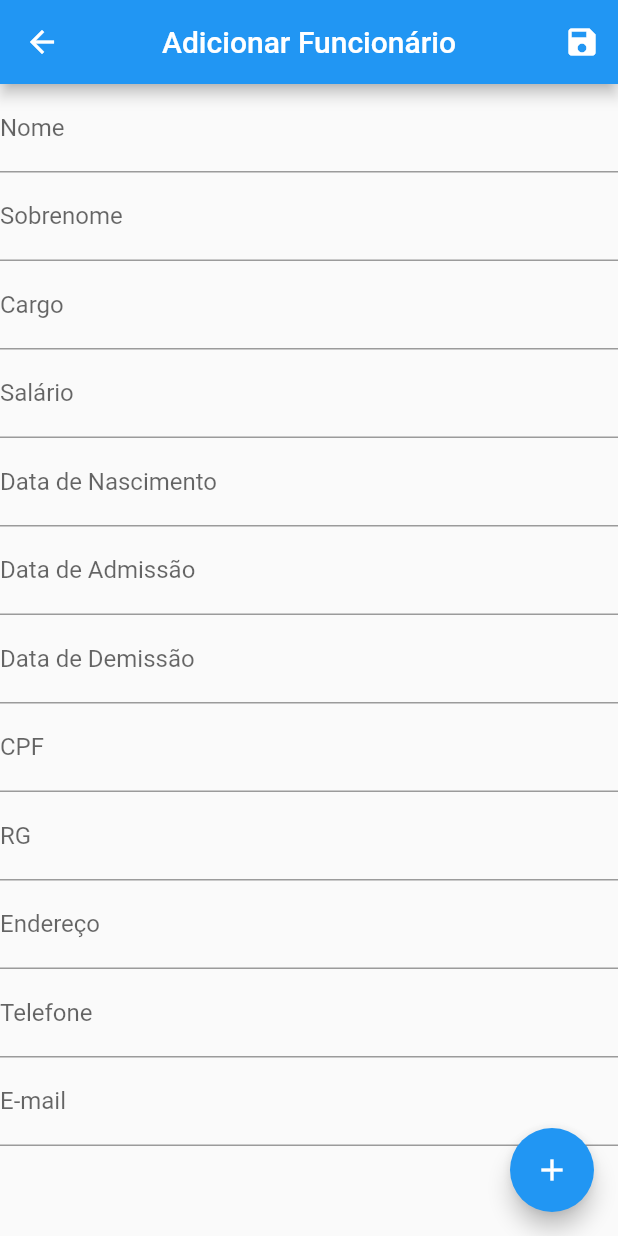
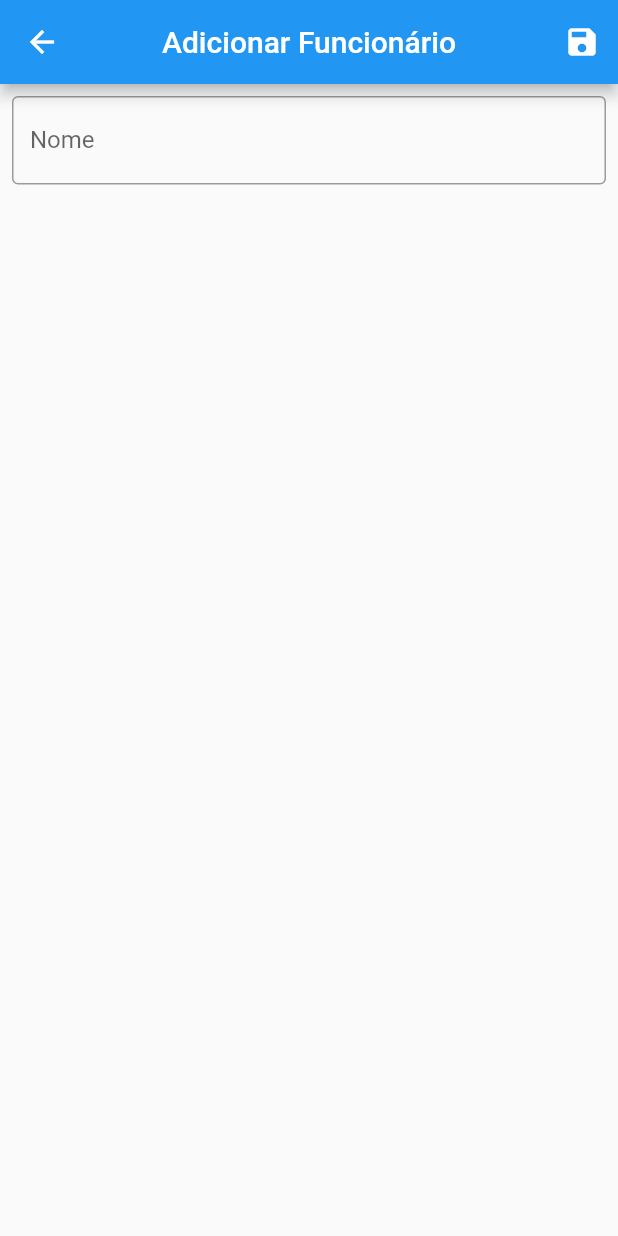
Before and after one commit to lucasbogo/employee_administration_book, a Flutter app: the AddEmployeeScreen screen opened by its route, on a phone screen of 412 x 824 dp. Run offline on Flutter 3.47's test engine with Material 2 defaults, Android fonts, the phone set to English and light mode, and no system bars.

Commit message:
custom text form field

```diff
--- a/lib/screens/add_employee_screen.dart
+++ b/lib/screens/add_employee_screen.dart
@@ -28,11 +28,31 @@ class _AddEmployeeScreenState extends State<AddEmployeeScreen> {
           ),
         ],
       ),
-      body: Column(children: [
-        TextFormField(
+      body: Padding(
+        padding: const EdgeInsets.all(8.0),
+        child: Column(children: [
+          CustomTextFormField(controller: _controller),
+        ]),
+      ),
+    );
+  }
+}
+
+class CustomTextFormField extends StatelessWidget {
+  const CustomTextFormField({
+    super.key,
+    required TextEditingController controller,
+  }) : _controller = controller;
+
+  final TextEditingController _controller;
+
+  @override
+  Widget build(BuildContext context) {
+    return TextFormField(
       controller: _controller,
       keyboardType: TextInputType.name,
       decoration: const InputDecoration(
+        border: OutlineInputBorder(),
         labelText: 'Nome',
         hintText: 'Digite o nome do funcionário',
       ),
@@ -41,100 +61,6 @@ class _AddEmployeeScreenState extends State<AddEmployeeScreen> {
           return 'Por favor, digite o nome do funcionário';
         }
       },
-        ),
-        TextFormField(
-          controller: _controller,
-          keyboardType: TextInputType.name,
-          decoration: const InputDecoration(
-            labelText: 'Sobrenome',
-            hintText: 'Digite o sobrenome do funcionário',
-          ),
-        ),
-        TextFormField(
-          controller: _controller,
-          keyboardType: TextInputType.name,
-          decoration: const InputDecoration(
-            labelText: 'Cargo',
-            hintText: 'Digite o cargo do funcionário',
-          ),
-        ),
-        TextFormField(
-          controller: _controller,
-          keyboardType: TextInputType.name,
-          decoration: const InputDecoration(
-            labelText: 'Salário',
-            hintText: 'Digite o salário do funcionário',
-          ),
-        ),
-        TextFormField(
-          controller: _controller,
-          keyboardType: TextInputType.name,
-          decoration: const InputDecoration(
-            labelText: 'Data de Nascimento',
-            hintText: 'Digite a data de nascimento do funcionário',
-          ),
-        ),
-        TextFormField(
-          controller: _controller,
-          keyboardType: TextInputType.name,
-          decoration: const InputDecoration(
-            labelText: 'Data de Admissão',
-            hintText: 'Digite a data de admissão do funcionário',
-          ),
-        ),
-        TextFormField(
-          controller: _controller,
-          keyboardType: TextInputType.name,
-          decoration: const InputDecoration(
-            labelText: 'Data de Demissão',
-            hintText: 'Digite a data de demissão do funcionário',
-          ),
-        ),
-        TextFormField(
-          controller: _controller,
-          keyboardType: TextInputType.name,
-          decoration: const InputDecoration(
-            labelText: 'CPF',
-            hintText: 'Digite o CPF do funcionário',
-          ),
-        ),
-        TextFormField(
-          controller: _controller,
-          keyboardType: TextInputType.name,
-          decoration: const InputDecoration(
-            labelText: 'RG',
-            hintText: 'Digite o RG do funcionário',
-          ),
-        ),
-        TextFormField(
-          controller: _controller,
-          keyboardType: TextInputType.name,
-          decoration: const InputDecoration(
-            labelText: 'Endereço',
-            hintText: 'Digite o endereço do funcionário',
-          ),
-        ),
-        TextFormField(
-          controller: _controller,
-          keyboardType: TextInputType.name,
-          decoration: const InputDecoration(
-            labelText: 'Telefone',
-            hintText: 'Digite o telefone do funcionário',
-          ),
-        ),
-        TextFormField(
-          controller: _controller,
-          keyboardType: TextInputType.name,
-          decoration: const InputDecoration(
-            labelText: 'E-mail',
-            hintText: 'Digite o e-mail do funcionário',
-          ),
-        ),
-      ]),
-      floatingActionButton: FloatingActionButton(
-        onPressed: () {},
-        child: const Icon(Icons.add),
-      ),
     );
   }
 }
--- /dev/null
+++ b/lib/widgets/custom_text_form_field.dart
@@ -0,0 +1,30 @@
+import 'package:flutter/material.dart';
+
+class CustomTextFormField extends StatelessWidget {
+  const CustomTextFormField(
+      {Key? key,
+      required TextEditingController controller,
+      required String txtLable})
+      : _controller = controller,
+        _txtLable = txtLable,
+        super(key: key);
+
+  final TextEditingController _controller;
+  final String _txtLable;
+
+  @override
+  Widget build(BuildContext context) {
+    return TextFormField(
+      controller: _controller,
+      keyboardType: TextInputType.name,
+      decoration: InputDecoration(
+          border: const OutlineInputBorder(), label: Text(_txtLable)),
+      validator: (value) {
+        if (value == null || value.isEmpty) {
+          return '$_txtLable não pode ser vazio';
+        }
+        return null;
+      },
+    );
+  }
+}
```
Lines whose indentation alone changed are shown as unchanged.
